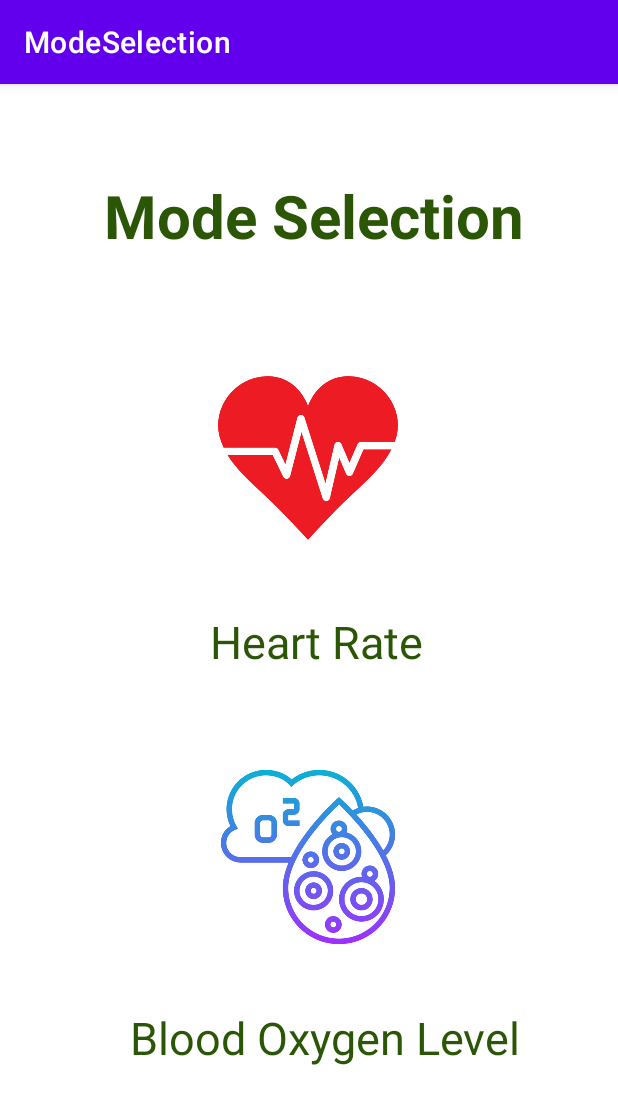
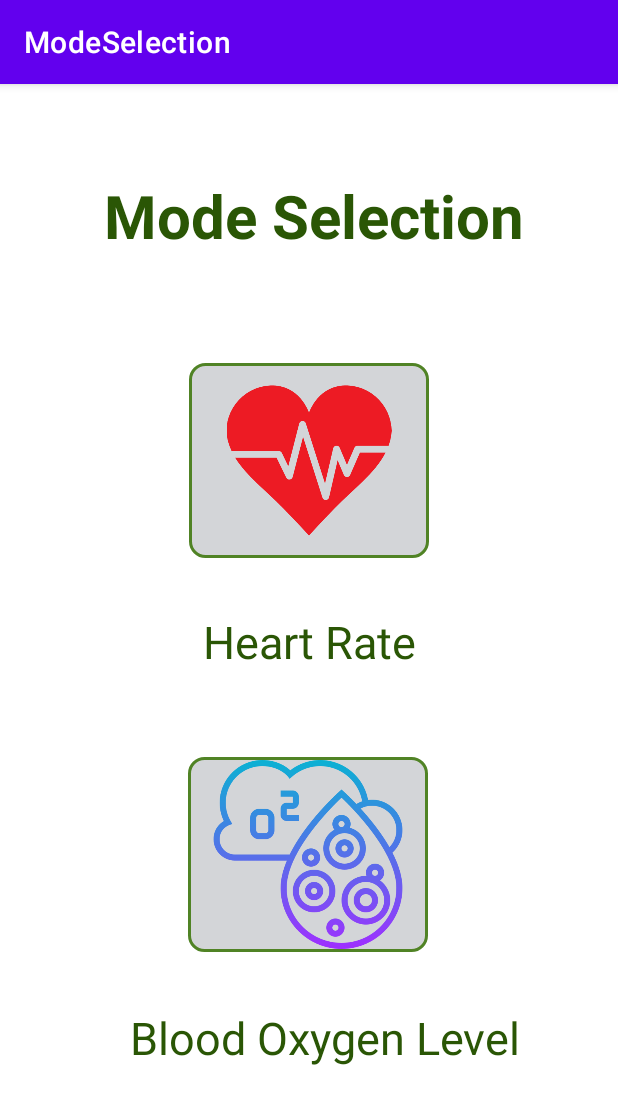
Before and after one commit to bhattin82/Pulse-Oximetry-Application, an Android app: the ModeSelection screen opened directly, with no data from a screen before it, on a phone screen of 412 x 824 dp. Shown: the top 1104 px of the screen. Run offline under Robolectric (Android 15) with nearby library versions, the phone set to English and light mode, and no system bars.

Commit message:
Modified ImageButton

```diff
--- a/app/src/main/res/layout/mode_selection.xml
+++ b/app/src/main/res/layout/mode_selection.xml
@@ -30,7 +30,7 @@
         android:textSize="30sp"
         app:layout_constraintBottom_toBottomOf="parent"
         app:layout_constraintEnd_toEndOf="parent"
-        app:layout_constraintHorizontal_bias="0.555"
+        app:layout_constraintHorizontal_bias="0.537"
         app:layout_constraintStart_toStartOf="parent"
         app:layout_constraintTop_toTopOf="parent"
         app:layout_constraintVertical_bias="0.483" />
@@ -51,21 +51,25 @@
 
     <ImageButton
         android:id="@+id/heartrate"
-        android:layout_width="120dp"
-        android:layout_height="120dp"
-        android:background="@drawable/heartrate"
+        android:layout_width="160dp"
+        android:layout_height="130dp"
+        android:background="@drawable/rounded_rectangle"
+        android:padding="10dp"
+        android:scaleType="fitCenter"
+        android:src="@drawable/heartrate"
         app:layout_constraintBottom_toBottomOf="parent"
         app:layout_constraintEnd_toEndOf="parent"
-        app:layout_constraintHorizontal_bias="0.498"
         app:layout_constraintStart_toStartOf="parent"
         app:layout_constraintTop_toTopOf="parent"
         app:layout_constraintVertical_bias="0.292" />
 
     <ImageButton
         android:id="@+id/bloodoxygenlevel"
-        android:layout_width="120dp"
-        android:layout_height="120dp"
-        android:background="@drawable/bloodoxygen"
+        android:layout_width="160dp"
+        android:layout_height="130dp"
+        android:src="@drawable/bloodoxygen"
+        android:background="@drawable/rounded_rectangle"
+        android:scaleType="fitCenter"
         app:layout_constraintBottom_toBottomOf="parent"
         app:layout_constraintEnd_toEndOf="parent"
         app:layout_constraintHorizontal_bias="0.498"
```
